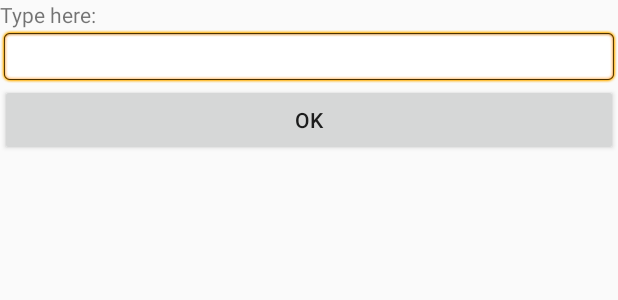
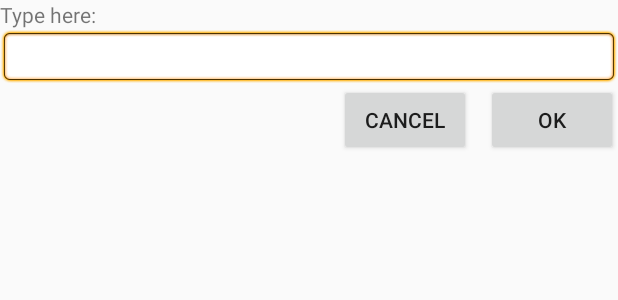
Before and after one commit to giangtnm/mobile_application_development, an Android app: the layout layout_relative.xml on its own in the app's theme, with its tools: preview values and no code run, on a phone screen of 412 x 824 dp. Shown: the top 300 px of the screen. Run offline under Robolectric (Android 15) with nearby library versions, the phone set to English and light mode, and no system bars.

Commit message:
layout_relative

```diff
--- a/lab01_2a/app/src/main/res/layout/layout_relative.xml
+++ b/lab01_2a/app/src/main/res/layout/layout_relative.xml
@@ -22,7 +22,14 @@
         android:layout_height="wrap_content"
         android:layout_below="@id/entry"
         android:text="@string/ok"
-        android:layout_alignParentStart="true"
+        android:layout_marginStart="@dimen/margin_start"
         android:layout_alignParentEnd="true"/>
 
+    <Button
+        android:layout_width="wrap_content"
+        android:layout_height="wrap_content"
+        android:text="@string/cancel"
+        android:layout_toStartOf="@id/ok"
+        android:layout_alignTop="@id/ok"/>
+
 </RelativeLayout>
--- a/lab01_2a/app/src/main/res/values/dimens.xml
+++ b/lab01_2a/app/src/main/res/values/dimens.xml
@@ -2,4 +2,5 @@
     <dimen name="fab_margin">16dp</dimen>
     <dimen name="textSize">15pt</dimen>
     <dimen name="padding">3dip</dimen>
+    <dimen name="margin_start">10dip</dimen>
 </resources>
--- a/lab01_2a/app/src/main/res/values/strings.xml
+++ b/lab01_2a/app/src/main/res/values/strings.xml
@@ -15,4 +15,5 @@
     <string name="more">More&#8230;</string>
     <string name="type_here">Type here:</string>
     <string name="ok">OK</string>
+    <string name="cancel">Cancel</string>
 </resources>
```
